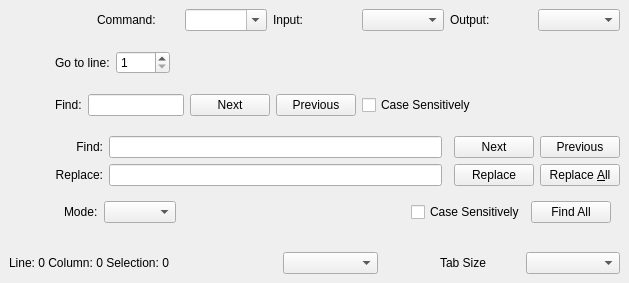
Before: the Qt Designer form resources/ui/codeeditor/status.ui in prymatex/prymatex, drawn with Qt 5.
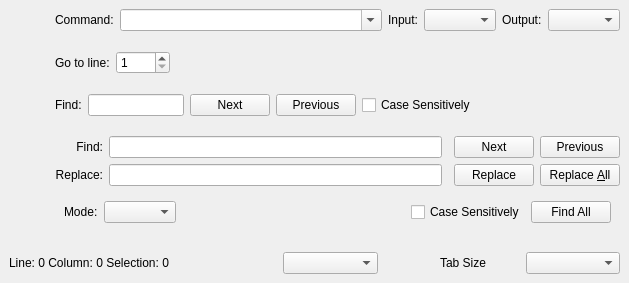
After: the same form once the commit is applied. Icons and pictures are not drawn.

Commit message: combo box en lugar de line edit para ejecutar comandos

What changed in the file:
```diff
--- a/resources/ui/codeeditor/status.ui
+++ b/resources/ui/codeeditor/status.ui
@@ -46,6 +46,12 @@
       </item>
       <item>
        <widget class="QComboBox" name="comboBoxCommand">
+        <property name="sizePolicy">
+         <sizepolicy hsizetype="Expanding" vsizetype="Fixed">
+          <horstretch>0</horstretch>
+          <verstretch>0</verstretch>
+         </sizepolicy>
+        </property>
         <property name="editable">
          <bool>true</bool>
         </property>
```
The commit also changes 2 other files.
